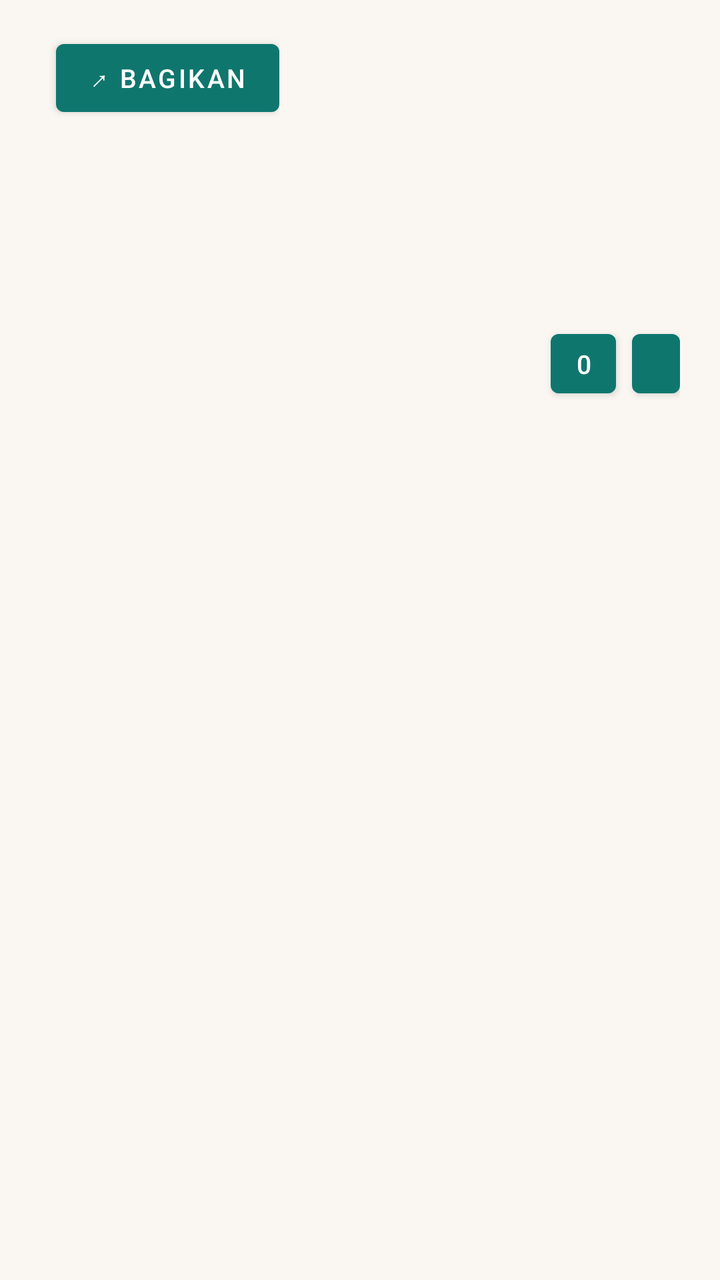
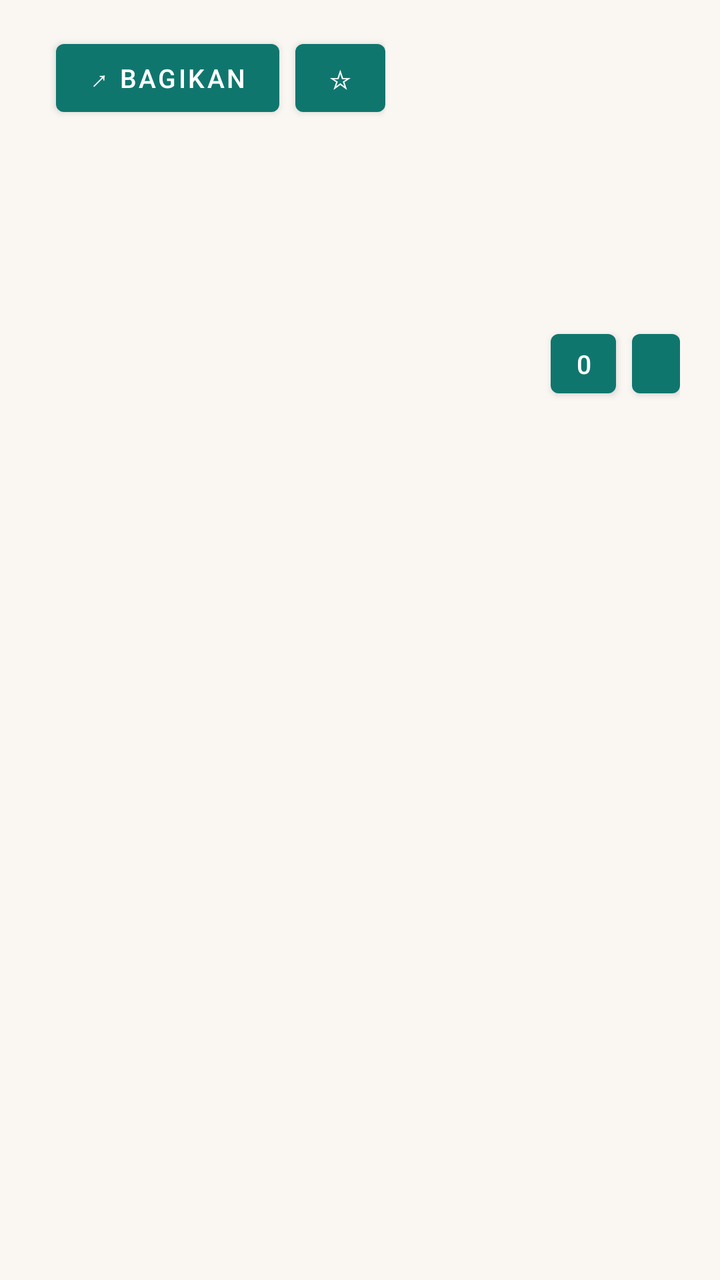

Compare the two renders of this Android layout. The source of the first and the diff that turns it into the second are given below.
<!-- AndroidManifest.xml: application theme Theme.CerpenHozin -->
<!-- res/layout/activity_news_detail.xml -->
<?xml version="1.0" encoding="utf-8"?>
<LinearLayout xmlns:android="http://schemas.android.com/apk/res/android"
    android:id="@+id/news_detail_root"
    android:layout_width="match_parent"
    android:layout_height="match_parent"
    android:background="@color/paper"
    android:orientation="vertical">

    
    <LinearLayout
        android:layout_width="wrap_content"
        android:layout_height="wrap_content"
        android:layout_marginStart="20dp"
        android:layout_marginTop="16dp"
        android:orientation="horizontal">

        <Button
            android:id="@+id/news_download_button"
            android:layout_width="wrap_content"
            android:layout_height="wrap_content"
            android:minWidth="0dp"
            android:minHeight="0dp"
            android:paddingStart="16dp"
            android:paddingEnd="16dp"
            android:paddingTop="8dp"
            android:paddingBottom="8dp"
            android:text="⬇ Unduh gambar untuk Offline"
            android:textColor="@color/white"
            android:textSize="13sp"
            android:visibility="gone" />

        <Button
            android:id="@+id/news_share_button"
            android:layout_width="wrap_content"
            android:layout_height="wrap_content"
            android:layout_marginStart="8dp"
            android:minWidth="0dp"
            android:minHeight="0dp"
            android:paddingStart="16dp"
            android:paddingEnd="16dp"
            android:paddingTop="8dp"
            android:paddingBottom="8dp"
            android:text="↗ Bagikan"
            android:textColor="@color/white"
            android:textSize="13sp" />
    </LinearLayout>

    <ScrollView
        android:id="@+id/news_detail_scroll"
        android:layout_width="match_parent"
        android:layout_height="0dp"
        android:layout_weight="1">

        <LinearLayout
            android:layout_width="match_parent"
            android:layout_height="wrap_content"
            android:orientation="vertical"
            android:padding="20dp">

            <TextView
                android:id="@+id/news_title"
                android:layout_width="wrap_content"
                android:layout_height="wrap_content"
                android:textColor="@color/ink"
                android:textSize="22sp"
                android:textStyle="bold" />

            <TextView
                android:id="@+id/news_meta"
                android:layout_width="wrap_content"
                android:layout_height="wrap_content"
                android:layout_marginTop="4dp"
                android:textColor="@color/muted"
                android:textSize="13sp" />

            
            <LinearLayout
                android:id="@+id/news_body_container"
                android:layout_width="match_parent"
                android:layout_height="wrap_content"
                android:layout_marginTop="16dp"
                android:orientation="vertical" />

            
            <include layout="@layout/social_bar" />
        </LinearLayout>
    </ScrollView>

</LinearLayout>
<!-- res/layout/social_bar.xml (included above) -->
<?xml version="1.0" encoding="utf-8"?>
<LinearLayout xmlns:android="http://schemas.android.com/apk/res/android"
    android:id="@+id/social_bar"
    android:layout_width="match_parent"
    android:layout_height="wrap_content"
    android:gravity="center_vertical"
    android:orientation="horizontal"
    android:paddingTop="12dp"
    android:paddingBottom="4dp">

    <TextView
        android:id="@+id/social_views"
        android:layout_width="0dp"
        android:layout_height="wrap_content"
        android:layout_weight="1"
        android:ellipsize="end"
        android:maxLines="1"
        android:textColor="@color/muted"
        android:textSize="13sp" />

    <Button
        android:id="@+id/social_like"
        android:layout_width="wrap_content"
        android:layout_height="wrap_content"
        android:layout_marginStart="16dp"
        android:drawableStart="@drawable/ic_thumb_up"
        android:drawablePadding="6dp"
        android:drawableTint="@color/white"
        android:minWidth="0dp"
        android:minHeight="0dp"
        android:paddingStart="12dp"
        android:paddingEnd="12dp"
        android:paddingTop="6dp"
        android:paddingBottom="6dp"
        android:text="0"
        android:textColor="@color/white"
        android:textSize="13sp" />

    <Button
        android:id="@+id/social_dislike"
        android:layout_width="wrap_content"
        android:layout_height="wrap_content"
        android:layout_marginStart="8dp"
        android:contentDescription="Tidak suka"
        android:drawableStart="@drawable/ic_thumb_down"
        android:drawablePadding="0dp"
        android:drawableTint="@color/white"
        android:minWidth="0dp"
        android:minHeight="0dp"
        android:paddingStart="12dp"
        android:paddingEnd="12dp"
        android:paddingTop="6dp"
        android:paddingBottom="6dp"
        android:text=""
        android:textColor="@color/white"
        android:textSize="13sp" />

</LinearLayout>
<!-- resources referenced by this layout -->
<resources>
  <color name="ink">#1C1B1A</color>
  <color name="muted">#6B6560</color>
  <color name="paper">#FAF7F2</color>
  <color name="white">#FFFFFF</color>
  <!-- drawable ic_thumb_down (drawable) -->
  <vector xmlns:android="http://schemas.android.com/apk/res/android"
      android:width="18dp"
      android:height="18dp"
      android:viewportWidth="24"
      android:viewportHeight="24">
      <path
          android:fillColor="#000000"
          android:pathData="M15,3H6c-0.83,0 -1.54,0.5 -1.84,1.22l-3.02,7.05c-0.09,0.23 -0.14,0.47 -0.14,0.73v2c0,1.1 0.9,2 2,2h6.31l-0.95,4.57 -0.03,0.32c0,0.41 0.17,0.79 0.44,1.06L9.83,23l6.59,-6.59c0.36,-0.36 0.58,-0.86 0.58,-1.41V5c0,-1.1 -0.9,-2 -2,-2zM19,3v12h4V3h-4z" />
  </vector>
  <!-- drawable ic_thumb_up (drawable) -->
  <vector xmlns:android="http://schemas.android.com/apk/res/android"
      android:width="18dp"
      android:height="18dp"
      android:viewportWidth="24"
      android:viewportHeight="24">
      <path
          android:fillColor="#000000"
          android:pathData="M1,21h4V9H1v12zM23,10c0,-1.1 -0.9,-2 -2,-2h-6.31l0.95,-4.57 0.03,-0.32c0,-0.41 -0.17,-0.79 -0.44,-1.06L14.17,1 7.59,7.59C7.22,7.95 7,8.45 7,9v10c0,1.1 0.9,2 2,2h9c0.83,0 1.54,-0.5 1.84,-1.22l3.02,-7.05c0.09,-0.23 0.14,-0.47 0.14,-0.73v-2z" />
  </vector>
  <style name="Theme.CerpenHozin" parent="Theme.MaterialComponents.DayNight.NoActionBar">
          <item name="colorPrimary">@color/accent</item>
          <item name="colorPrimaryDark">@color/accent_dark</item>
          <item name="colorAccent">@color/accent</item>
          <item name="android:windowBackground">@color/paper</item>
          <item name="android:textColorPrimary">@color/ink</item>
          <item name="android:textColorSecondary">@color/muted</item>
      </style>
  <color name="accent">#0F766E</color>
  <color name="accent_dark">#0B5E57</color>
</resources>

<!-- the commit's change to res/layout/activity_news_detail.xml (unified diff, before → after) -->
@@ -41,6 +41,23 @@
             android:paddingTop="8dp"
             android:paddingBottom="8dp"
             android:text="↗ Bagikan"
+            android:textColor="@color/white"
+            android:textSize="13sp" />
+
+        
+        <Button
+            android:id="@+id/news_bookmark_button"
+            android:layout_width="wrap_content"
+            android:layout_height="wrap_content"
+            android:layout_marginStart="8dp"
+            android:minWidth="0dp"
+            android:minHeight="0dp"
+            android:paddingStart="16dp"
+            android:paddingEnd="16dp"
+            android:paddingTop="8dp"
+            android:paddingBottom="8dp"
+            android:contentDescription="Simpan ke Koleksi"
+            android:text="☆"
             android:textColor="@color/white"
             android:textSize="13sp" />
     </LinearLayout>
